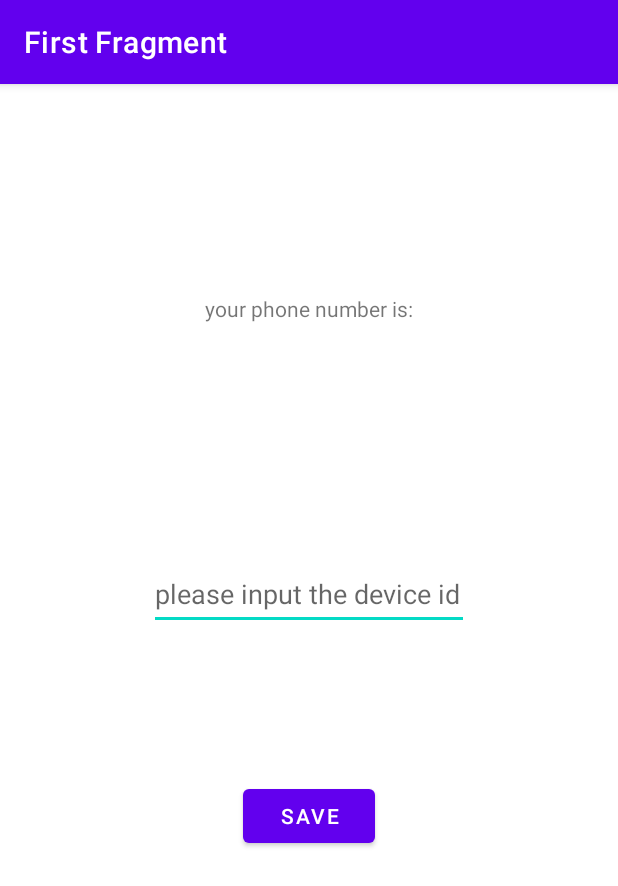
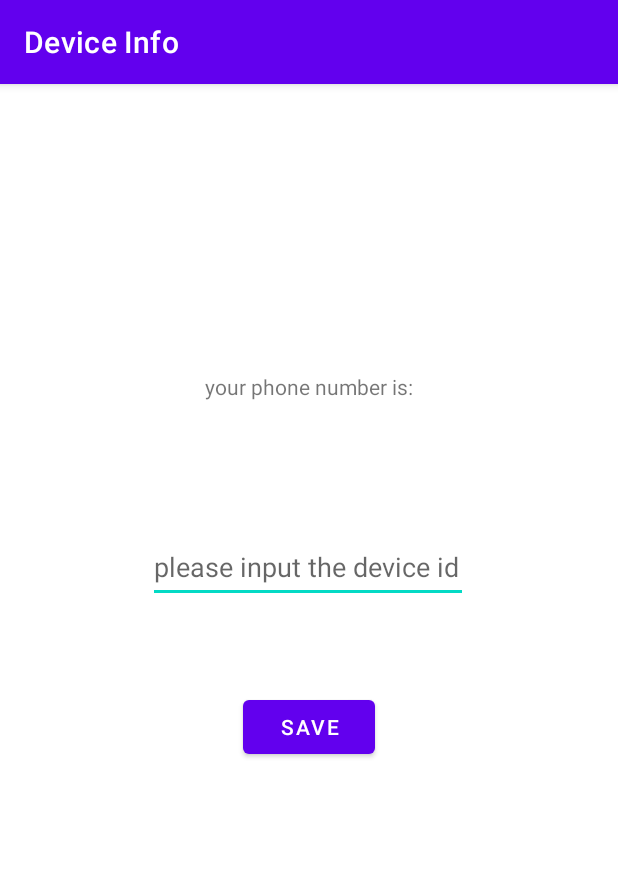
Before and after one commit to rise-worlds/message-reader, an Android app: the screen it shows after launch (MainActivity), on a phone screen of 412 x 824 dp. Shown: the top 886 px of the screen. Run offline under Robolectric (Android 15) with nearby library versions, the phone set to English and light mode, and no system bars; our stand-ins replace EventBus, navigation-ui; libraries missing offline, so code that uses them is left out: pub.devrel.easypermissions; 4 statements that could not run were skipped.

Commit message:
更新界面

```diff
--- a/app/src/main/res/layout/fragment_first.xml
+++ b/app/src/main/res/layout/fragment_first.xml
@@ -9,7 +9,8 @@
         android:id="@+id/textview_first"
         android:layout_width="wrap_content"
         android:layout_height="wrap_content"
-        android:layout_marginTop="72dp"
+        android:layout_marginTop="192dp"
+        android:layout_marginBottom="8dp"
         android:text="@string/hello_your_phone_number"
         app:layout_constraintBottom_toTopOf="@+id/textview_phone"
         app:layout_constraintEnd_toEndOf="parent"
@@ -20,9 +21,8 @@
         android:id="@+id/textview_phone"
         android:layout_width="wrap_content"
         android:layout_height="wrap_content"
-        android:layout_marginTop="2dp"
+        android:layout_marginTop="8dp"
         android:text="@string/hello_your_phone_number"
-        app:layout_constraintBottom_toTopOf="@+id/edit_device_id"
         app:layout_constraintEnd_toEndOf="parent"
         app:layout_constraintStart_toStartOf="parent"
         app:layout_constraintTop_toBottomOf="@+id/textview_first" />
@@ -31,13 +31,13 @@
         android:id="@+id/edit_device_id"
         android:layout_width="wrap_content"
         android:layout_height="48dp"
-        android:layout_marginBottom="32dp"
         android:ems="10"
         android:hint="@string/hello_first_fragment"
         android:importantForAutofill="no"
         android:inputType="textPersonName"
         app:layout_constraintBottom_toTopOf="@+id/button_first"
         app:layout_constraintEnd_toEndOf="parent"
+        app:layout_constraintHorizontal_bias="0.497"
         app:layout_constraintStart_toStartOf="parent"
         app:layout_constraintTop_toBottomOf="@+id/textview_phone"
         tools:ignore="DuplicateSpeakableTextCheck" />
@@ -50,5 +50,6 @@
         android:text="@string/next"
         app:layout_constraintBottom_toBottomOf="parent"
         app:layout_constraintEnd_toEndOf="parent"
-        app:layout_constraintStart_toStartOf="parent" />
+        app:layout_constraintStart_toStartOf="parent"
+        app:layout_constraintTop_toBottomOf="@+id/edit_device_id" />
 </androidx.constraintlayout.widget.ConstraintLayout>
--- a/app/src/main/res/values/strings.xml
+++ b/app/src/main/res/values/strings.xml
@@ -2,12 +2,11 @@
     <string name="app_name">MessageReader</string>
     <string name="action_settings">Settings</string>
     <!-- Strings used for fragments for navigation -->
-    <string name="first_fragment_label">First Fragment</string>
-    <string name="second_fragment_label">Second Fragment</string>
+    <string name="first_fragment_label">Device Info</string>
+    <string name="second_fragment_label">Sms List</string>
     <string name="next">Save</string>
     <string name="previous">Previous</string>
 
     <string name="hello_your_phone_number">your phone number is:</string>
     <string name="hello_first_fragment">please input the device id</string>
-    <string name="hello_second_fragment">Hello second fragment. Arg: %1$s</string>
 </resources>
```
